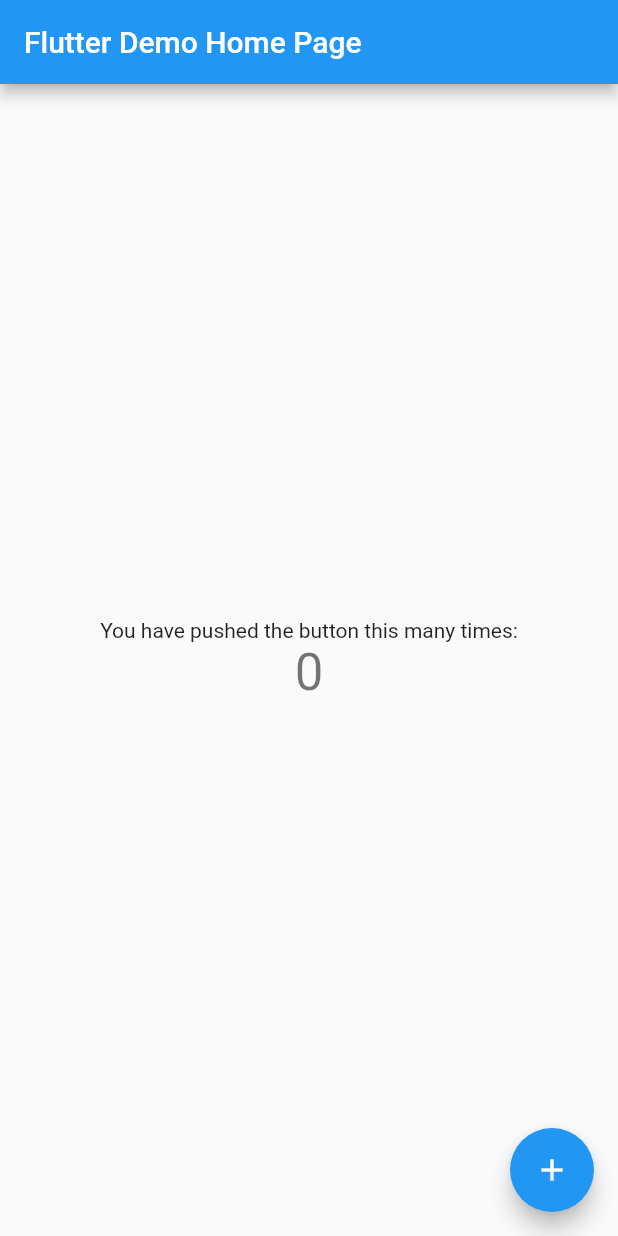
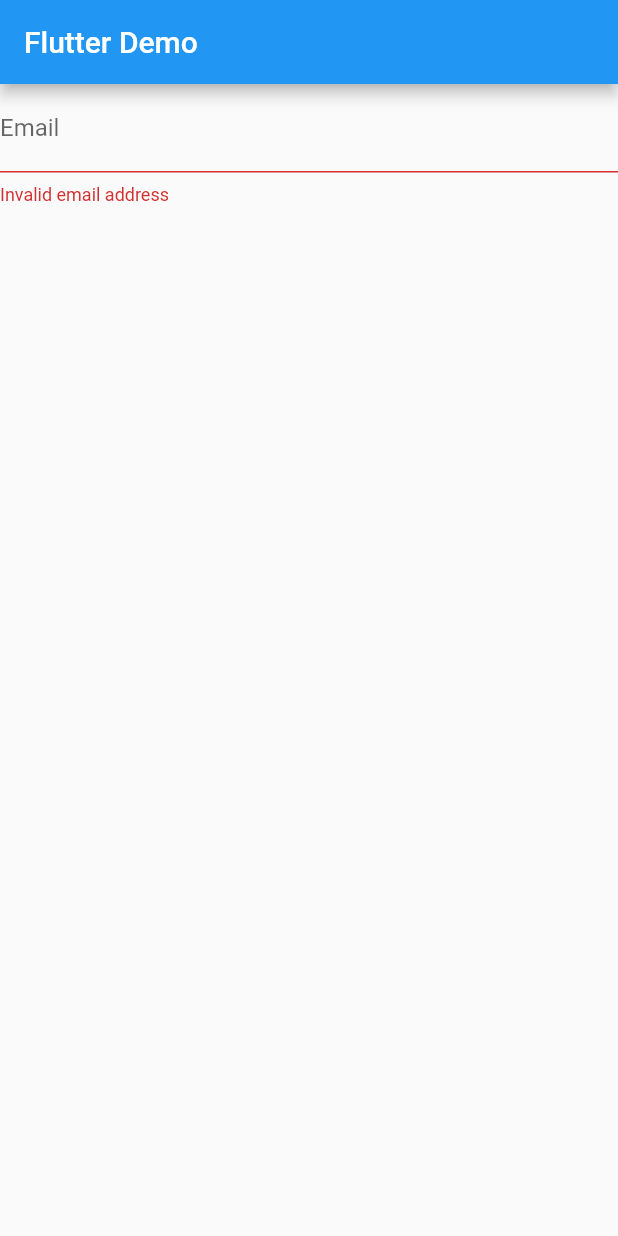
Before and after one commit to EgidioCaprino/flutter-course, a Flutter app: the screen it shows after launch, on a phone screen of 412 x 824 dp. Run offline on Flutter 3.47's test engine with Material 2 defaults, Android fonts, the phone set to English and light mode, and no system bars.

Commit message:
feat: implement assignement 6

```diff
--- /dev/null
+++ b/assignement_6/lib/login_form.dart
@@ -0,0 +1,33 @@
+import 'package:flutter/material.dart';
+
+import './validators.dart';
+
+class LoginForm extends StatefulWidget {
+  @override State<StatefulWidget> createState() {
+    return LoginFormState();
+  }
+}
+
+class LoginFormState extends State<LoginForm> {
+  final key = GlobalKey<FormState>();
+
+  String validateEmail(String value) {
+    if (!isValidEmailAddress(value)) {
+      return 'Invalid email address';
+    }
+    return null;
+  }
+
+  @override Widget build(BuildContext context) {
+    return Form(
+      key: key,
+      child: ListView(children: <Widget>[
+        TextFormField(
+          autovalidate: true,
+          decoration: InputDecoration(labelText: 'Email'),
+          validator: validateEmail,
+        ),
+      ]),
+    );
+  }
+}
--- a/assignement_6/lib/main.dart
+++ b/assignement_6/lib/main.dart
@@ -1,111 +1,19 @@
 import 'package:flutter/material.dart';
+
+import './login_form.dart';
 
 void main() => runApp(MyApp());
 
 class MyApp extends StatelessWidget {
-  // This widget is the root of your application.
-  @override
-  Widget build(BuildContext context) {
+  final title = 'Flutter Demo';
+
+  @override Widget build(BuildContext context) {
     return MaterialApp(
-      title: 'Flutter Demo',
-      theme: ThemeData(
-        // This is the theme of your application.
-        //
-        // Try running your application with "flutter run". You'll see the
-        // application has a blue toolbar. Then, without quitting the app, try
-        // changing the primarySwatch below to Colors.green and then invoke
-        // "hot reload" (press "r" in the console where you ran "flutter run",
-        // or simply save your changes to "hot reload" in a Flutter IDE).
-        // Notice that the counter didn't reset back to zero; the application
-        // is not restarted.
-        primarySwatch: Colors.blue,
+      title: title,
+      home: Scaffold(
+        appBar: AppBar(title: Text(title)),
+        body: Container(child: LoginForm()),
       ),
-      home: MyHomePage(title: 'Flutter Demo Home Page'),
     );
   }
 }
-
-class MyHomePage extends StatefulWidget {
-  MyHomePage({Key key, this.title}) : super(key: key);
-
-  // This widget is the home page of your application. It is stateful, meaning
-  // that it has a State object (defined below) that contains fields that affect
-  // how it looks.
-
-  // This class is the configuration for the state. It holds the values (in this
-  // case the title) provided by the parent (in this case the App widget) and
-  // used by the build method of the State. Fields in a Widget subclass are
-  // always marked "final".
-
-  final String title;
-
-  @override
-  _MyHomePageState createState() => _MyHomePageState();
-}
-
-class _MyHomePageState extends State<MyHomePage> {
-  int _counter = 0;
-
-  void _incrementCounter() {
-    setState(() {
-      // This call to setState tells the Flutter framework that something has
-      // changed in this State, which causes it to rerun the build method below
-      // so that the display can reflect the updated values. If we changed
-      // _counter without calling setState(), then the build method would not be
-      // called again, and so nothing would appear to happen.
-      _counter++;
-    });
-  }
-
-  @override
-  Widget build(BuildContext context) {
-    // This method is rerun every time setState is called, for instance as done
-    // by the _incrementCounter method above.
-    //
-    // The Flutter framework has been optimized to make rerunning build methods
-    // fast, so that you can just rebuild anything that needs updating rather
-    // than having to individually change instances of widgets.
-    return Scaffold(
-      appBar: AppBar(
-        // Here we take the value from the MyHomePage object that was created by
-        // the App.build method, and use it to set our appbar title.
-        title: Text(widget.title),
-      ),
-      body: Center(
-        // Center is a layout widget. It takes a single child and positions it
-        // in the middle of the parent.
-        child: Column(
-          // Column is also layout widget. It takes a list of children and
-          // arranges them vertically. By default, it sizes itself to fit its
-          // children horizontally, and tries to be as tall as its parent.
-          //
-          // Invoke "debug painting" (press "p" in the console, choose the
-          // "Toggle Debug Paint" action from the Flutter Inspector in Android
-          // Studio, or the "Toggle Debug Paint" command in Visual Studio Code)
-          // to see the wireframe for each widget.
-          //
-          // Column has various properties to control how it sizes itself and
-          // how it positions its children. Here we use mainAxisAlignment to
-          // center the children vertically; the main axis here is the vertical
-          // axis because Columns are vertical (the cross axis would be
-          // horizontal).
-          mainAxisAlignment: MainAxisAlignment.center,
-          children: <Widget>[
-            Text(
-              'You have pushed the button this many times:',
-            ),
-            Text(
-              '$_counter',
-              style: Theme.of(context).textTheme.display1,
-            ),
-          ],
-        ),
-      ),
-      floatingActionButton: FloatingActionButton(
-        onPressed: _incrementCounter,
-        tooltip: 'Increment',
-        child: Icon(Icons.add),
-      ), // This trailing comma makes auto-formatting nicer for build methods.
-    );
-  }
-}
--- /dev/null
+++ b/assignement_6/lib/validators.dart
@@ -0,0 +1,5 @@
+final emailRegExp = RegExp(r"^[a-zA-Z0-9.-]+@[a-zA-Z0-9.-]+\.[a-zA-Z]{2,}$");
+
+bool isValidEmailAddress(String value) {
+  return emailRegExp.hasMatch(value);
+}
```
